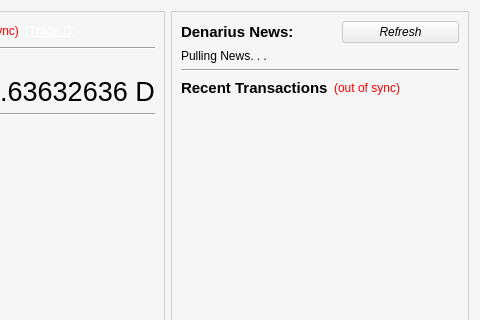
metaspartan/denarius, file src/qt/forms/overviewpage.ui: the form before one commit; both pictures show x 186 to 666 and y 0 to 320 of the 666 by 435 pixel window.
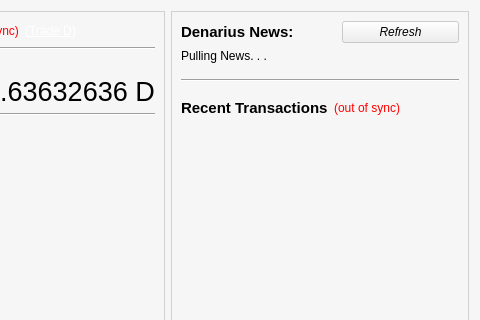
The form after the commit. Icons and pictures are not drawn.

```diff
--- a/src/qt/forms/overviewpage.ui
+++ b/src/qt/forms/overviewpage.ui
@@ -96,6 +96,22 @@
       <enum>QFrame::Raised</enum>
      </property>
      <layout class="QGridLayout" name="gridLayout_4">
+      <item row="4" column="0">
+       <spacer name="verticalSpacer_2">
+        <property name="orientation">
+         <enum>Qt::Vertical</enum>
+        </property>
+        <property name="sizeType">
+         <enum>QSizePolicy::Fixed</enum>
+        </property>
+        <property name="sizeHint" stdset="0">
+         <size>
+          <width>20</width>
+          <height>10</height>
+         </size>
+        </property>
+       </spacer>
+      </item>
       <item row="1" column="0">
        <widget class="QLabel" name="labelNewsFeed">
         <property name="styleSheet">
@@ -112,7 +128,7 @@
         </property>
        </widget>
       </item>
-      <item row="3" column="0">
+      <item row="5" column="0">
        <layout class="QHBoxLayout" name="horizontalLayout_2">
         <item>
          <widget class="QLabel" name="label_4">
@@ -157,7 +173,7 @@
         </item>
        </layout>
       </item>
-      <item row="4" column="0">
+      <item row="6" column="0">
        <widget class="QListView" name="listTransactions">
         <property name="sizePolicy">
          <sizepolicy hsizetype="MinimumExpanding" vsizetype="Expanding">
@@ -171,6 +187,9 @@
         <property name="frameShape">
          <enum>QFrame::NoFrame</enum>
         </property>
+        <property name="lineWidth">
+         <number>1</number>
+        </property>
         <property name="verticalScrollBarPolicy">
          <enum>Qt::ScrollBarAlwaysOff</enum>
         </property>
@@ -180,9 +199,12 @@
         <property name="selectionMode">
          <enum>QAbstractItemView::NoSelection</enum>
         </property>
+        <property name="spacing">
+         <number>1</number>
+        </property>
        </widget>
       </item>
-      <item row="2" column="0">
+      <item row="3" column="0">
        <widget class="Line" name="line_3">
         <property name="orientation">
          <enum>Qt::Horizontal</enum>
@@ -269,6 +291,22 @@
         </item>
        </layout>
       </item>
+      <item row="2" column="0">
+       <spacer name="verticalSpacer_4">
+        <property name="orientation">
+         <enum>Qt::Vertical</enum>
+        </property>
+        <property name="sizeType">
+         <enum>QSizePolicy::Fixed</enum>
+        </property>
+        <property name="sizeHint" stdset="0">
+         <size>
+          <width>20</width>
+          <height>10</height>
+         </size>
+        </property>
+       </spacer>
+      </item>
      </layout>
     </widget>
    </item>
```
